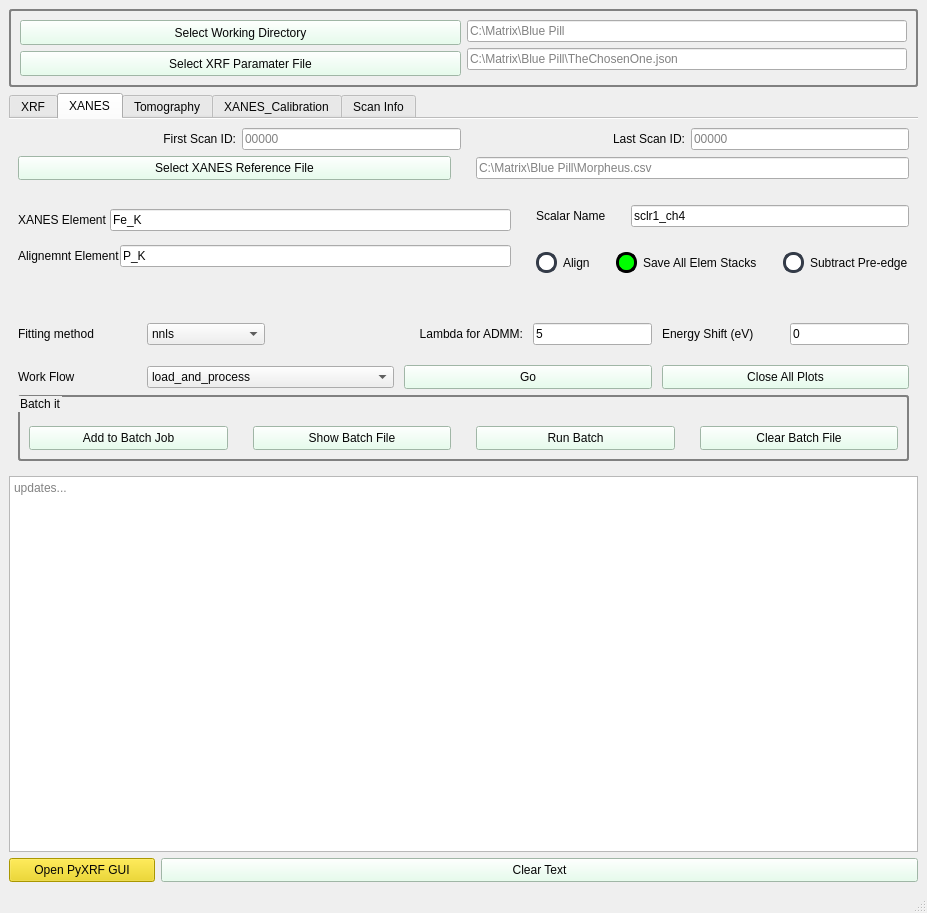
Qt form Analysis/xrf_batch/xrf_xanes_3ID_gui.ui (pattammattel/HXN_GUI) before a commit.
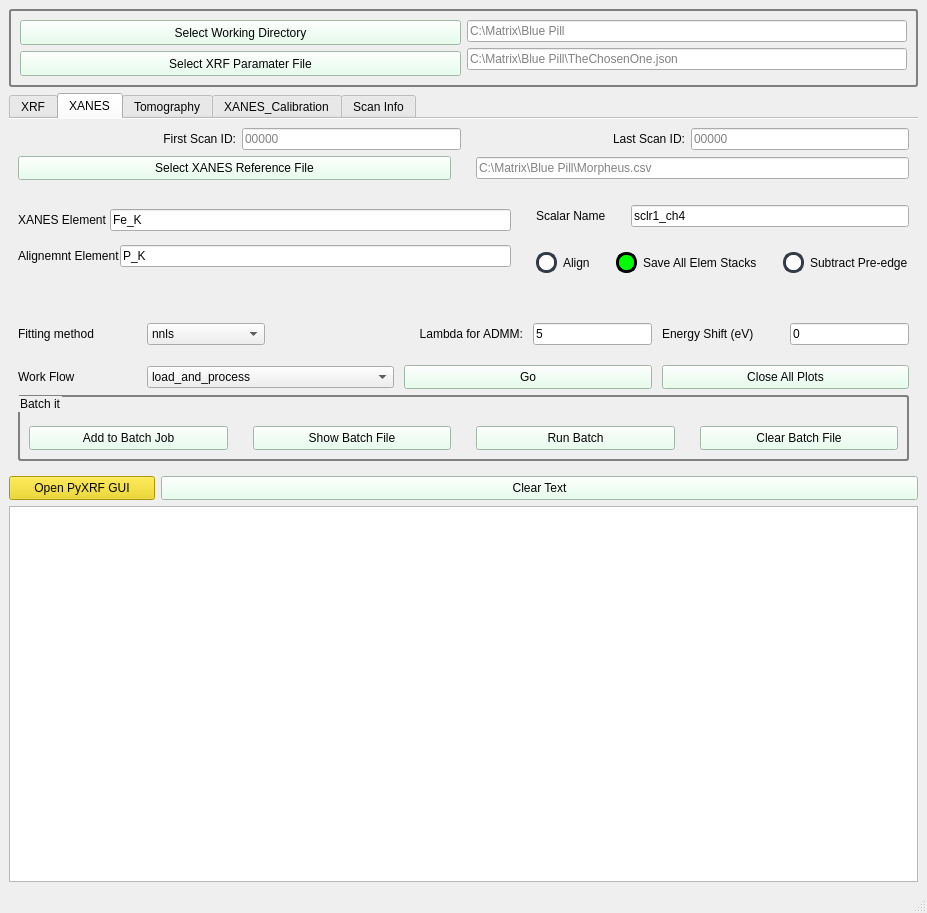
The same form after that commit. The open tabs and pages were chosen to show the change.

```diff
--- a/Analysis/xrf_batch/xrf_xanes_3ID_gui.ui
+++ b/Analysis/xrf_batch/xrf_xanes_3ID_gui.ui
@@ -72,23 +72,7 @@
 </string>
    </property>
    <layout class="QGridLayout" name="gridLayout_14">
-    <item row="3" column="0">
-     <widget class="QPushButton" name="pb_open_pyxrf">
-      <property name="sizePolicy">
-       <sizepolicy hsizetype="Maximum" vsizetype="Maximum">
-        <horstretch>0</horstretch>
-        <verstretch>0</verstretch>
-       </sizepolicy>
-      </property>
-      <property name="styleSheet">
-       <string notr="true">background-color: rgb(237, 212, 0);</string>
-      </property>
-      <property name="text">
-       <string>      Open PyXRF GUI      </string>
-      </property>
-     </widget>
-    </item>
-    <item row="3" column="1">
+    <item row="2" column="1">
      <widget class="QPushButton" name="pb_clear_updates">
       <property name="text">
        <string>Clear Text</string>
@@ -173,16 +157,19 @@
       </layout>
      </widget>
     </item>
-    <item row="2" column="0" colspan="2">
-     <widget class="QPlainTextEdit" name="pte_status">
-      <property name="autoFillBackground">
-       <bool>false</bool>
+    <item row="2" column="0">
+     <widget class="QPushButton" name="pb_open_pyxrf">
+      <property name="sizePolicy">
+       <sizepolicy hsizetype="Maximum" vsizetype="Maximum">
+        <horstretch>0</horstretch>
+        <verstretch>0</verstretch>
+       </sizepolicy>
       </property>
       <property name="styleSheet">
-       <string notr="true"/>
+       <string notr="true">background-color: rgb(237, 212, 0);</string>
       </property>
-      <property name="placeholderText">
-       <string>updates...</string>
+      <property name="text">
+       <string>      Open PyXRF GUI      </string>
       </property>
      </widget>
     </item>
@@ -1315,6 +1302,9 @@
       </widget>
      </widget>
     </item>
+    <item row="3" column="0" colspan="2">
+     <widget class="QTextEdit" name="pte_status"/>
+    </item>
    </layout>
   </widget>
   <widget class="QMenuBar" name="menubar">
```
Left out of the diff: 2 changed lines with no effect on the pictures.
